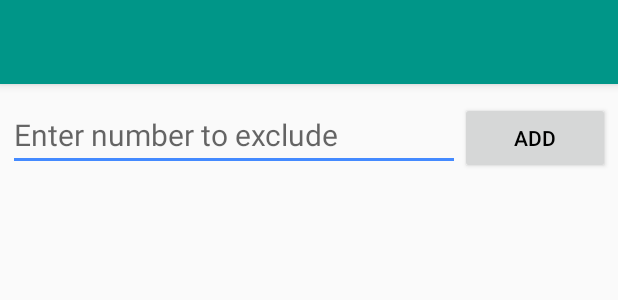
After one commit to prithviprn/AutoRecorder, an Android app: the layout activity_excluded_numbers.xml on its own in the app's theme, with its tools: preview values and no code run, on a phone screen of 412 x 824 dp. The commit adds this screen. Shown: the top 300 px of the screen. Run offline under Robolectric (Android 15) with nearby library versions, the phone set to English and light mode, and no system bars.

Commit message:
added excluded List preference

```diff
--- a/app/src/main/AndroidManifest.xml
+++ b/app/src/main/AndroidManifest.xml
@@ -40,6 +40,9 @@
             android:name=".preference.DirChooserActivity"
             android:parentActivityName=".preference.SettingActivity"/>
 
+        <activity
+            android:name=".preference.ExcludedNumbersActivity"/>
+
         <activity android:name=".PassActivity"/>
 
         <activity android:name=".utils.SaveRecordDialogActivity"
--- a/app/src/main/java/ua/moskovkin/autorecorder/Constants.java
+++ b/app/src/main/java/ua/moskovkin/autorecorder/Constants.java
@@ -16,5 +16,6 @@ public class Constants {
     public static final String SETTING_INTERNAL_PLAYER_KEY = "internal_player";
     public static final String SETTING_PASS_PROTECTION_KEY = "pass_protection";
     public static final String SETTING_DELETE_RECORDS_OLDER_THAN_KEY = "delete_older_than";
+    public static final String SETTING_EXCLUDED_NUMBERS_KEY = "excluded_numbers";
     public static final int DIR_LENGTH = 10;
 }
--- a/app/src/main/java/ua/moskovkin/autorecorder/utils/Utils.java
+++ b/app/src/main/java/ua/moskovkin/autorecorder/utils/Utils.java
@@ -28,11 +28,11 @@ public class Utils {
     }
 
     public static boolean isContactNameInContacts(String contactNumber, Context context) {
-        return !Utils.getContactName(contactNumber, context).equals("");
+        return !getContactName(contactNumber, context).equals("");
     }
 
     public static boolean isContactImageSet(String contactNumber, Context context) {
-        return !Utils.getContactImage(contactNumber, context).equals("");
+        return !getContactImage(contactNumber, context).equals("");
     }
 
     public static void playRecord(String path, boolean isInternalPlayer, FragmentManager fm, Context context) {
--- /dev/null
+++ b/app/src/main/res/layout/activity_excluded_numbers.xml
@@ -0,0 +1,43 @@
+<?xml version="1.0" encoding="utf-8"?>
+<LinearLayout
+    xmlns:android="http://schemas.android.com/apk/res/android"
+    android:orientation="vertical"
+    android:layout_width="match_parent"
+    android:layout_height="match_parent">
+
+    <include layout="@layout/toolbar"/>
+
+    <LinearLayout
+        android:orientation="horizontal"
+        android:layout_width="match_parent"
+        android:layout_height="wrap_content"
+        android:layout_marginTop="10dp"
+        android:layout_marginLeft="5dp"
+        android:layout_marginRight="5dp"
+        android:layout_marginBottom="5dp">
+
+        <EditText
+            android:layout_width="match_parent"
+            android:layout_height="wrap_content"
+            android:inputType="number"
+            android:ems="10"
+            android:id="@+id/add_excluded_number_edit_text"
+            android:layout_weight="1"
+            android:hint="@string/enter_number_to_exclude"
+            android:textSize="20sp" />
+
+        <Button
+            android:layout_width="match_parent"
+            android:layout_height="wrap_content"
+            android:text="@string/add_text"
+            android:id="@+id/addButton"
+            android:layout_weight="3" />
+    </LinearLayout>
+
+    <ListView
+        android:layout_width="match_parent"
+        android:layout_height="wrap_content"
+        android:id="@+id/excluded_numbers_list_view" />
+
+
+</LinearLayout>
--- a/app/src/main/res/xml/recording_settings.xml
+++ b/app/src/main/res/xml/recording_settings.xml
@@ -47,4 +47,10 @@
         android:entryValues="@array/delete_older_than_days"
         android:defaultValue="0"
         android:summary="@string/delete_older_than_days_summary"/>
+
+    <Preference
+        android:title="@string/excluded_numbers"
+        android:key="excluded_numbers"
+        android:summary="@string/excluded_numbers_summary"/>
+
 </PreferenceScreen>
```
Also changed, not shown: app/src/main/java/ua/moskovkin/autorecorder/preference/ExcludedNumbersActivity.java (added, +184 -0 lines), app/src/main/java/ua/moskovkin/autorecorder/preference/SettingFragment.java (+24 -9 lines), app/src/main/java/ua/moskovkin/autorecorder/utils/DBHelper.java (+48 -1 lines), app/src/main/res/layout/excluded_list_item.xml (added, +32 -0 lines), app/src/main/res/menu/exclude_number_menu.xml (added, +19 -0 lines), app/src/main/res/values/strings.xml (+7 -2 lines).
